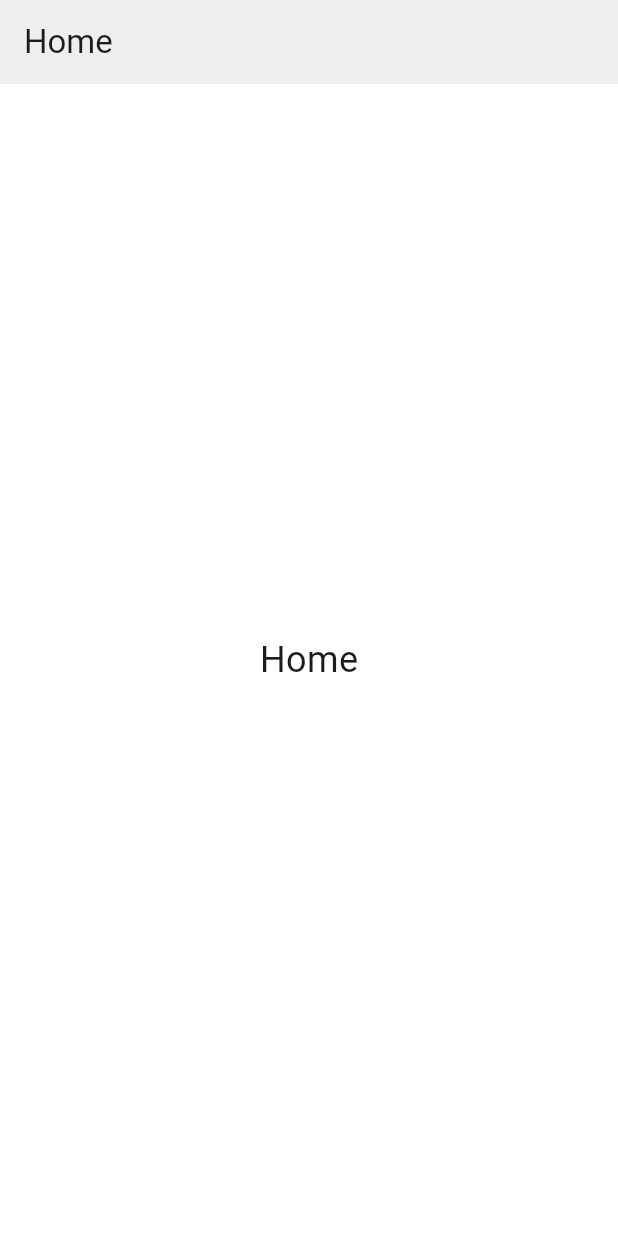
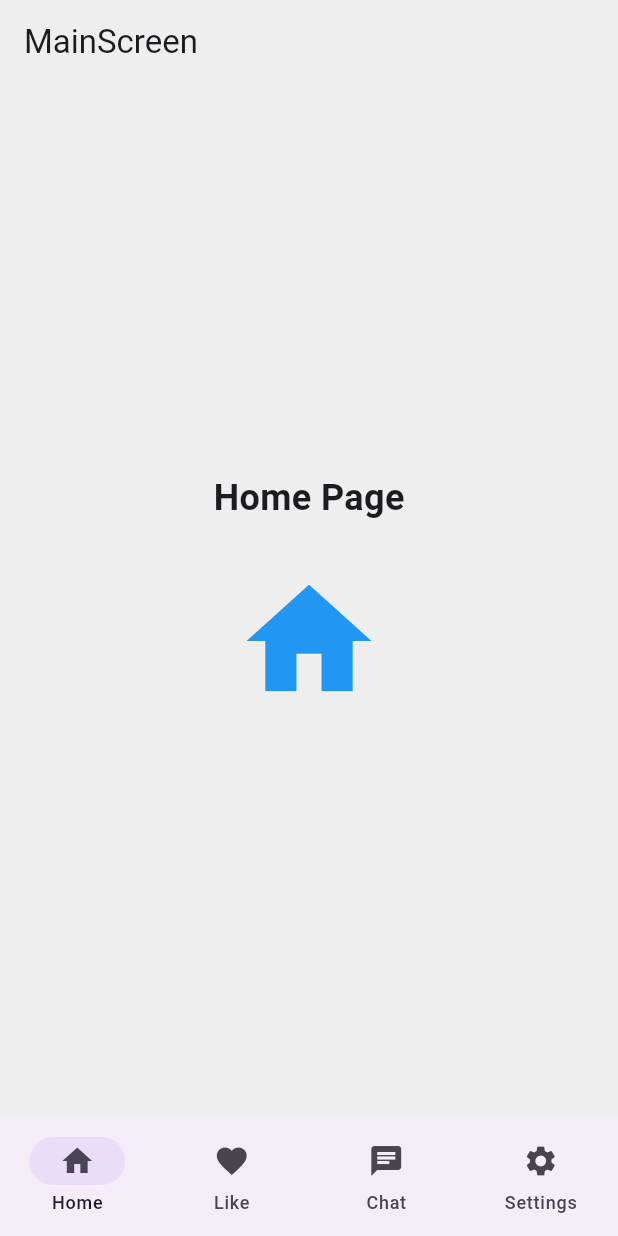
Before and after one commit to arxivj/Untitled, a Flutter app: the screen it shows after launch, on a phone screen of 412 x 824 dp. Run offline on Flutter 3.47's test engine with Material 3 defaults, Android fonts, the phone set to English and light mode, and no system bars.

Commit message:
Feat: 페이지 전환 효과 및 테마 구현 리펙토링
- 페이지 전환 애니메이션을 위해 `animations` 패키지 및 `AnimatedSwitcher`를 사용하여 부드럽게 전환되도록 구현
- 앱 전반에 걸쳐 일관된 전환효과를 위해 `AppTheme`에 `SharedAxisPageTransitionsBuilder`를 추가
- `LightAppTheme` 및 `DarkAppTheme`를 리팩토링하여 `AppTheme`을 상속하고 `ThemeData`를 커스터마이즈 (상세 기능 미구현)
- `MainScreen`에 애니메이션 전환 효과를 적용

```diff
--- a/lib/main.dart
+++ b/lib/main.dart
@@ -1,3 +1,4 @@
+import 'package:animations/animations.dart';
 import 'package:flutter/material.dart';
 import 'package:provider/provider.dart';
 import 'package:untitled/presenter/themes/mode/dark_app_theme.dart';
@@ -28,7 +29,79 @@ class MyApp extends StatelessWidget {
       themeMode: themeProvider.themeMode,
       theme: LightAppTheme().themeData,
       darkTheme: DarkAppTheme().themeData,
-      home: const Home(),
+      home: const MainScreen(),
+    );
+  }
+}
+
+class MainScreen extends StatefulWidget {
+  const MainScreen({super.key});
+
+  @override
+  State<MainScreen> createState() => _MainScreenState();
+}
+
+class _MainScreenState extends State<MainScreen> {
+  int currentPageIndex = 0;
+
+  List<Widget> pages = const [
+    Home(),
+    Like(),
+    Chat(),
+    Settings(),
+  ];
+
+  @override
+  Widget build(BuildContext context) {
+    return SafeArea(
+      child: Scaffold(
+        backgroundColor: Colors.grey[200],
+        appBar: AppBar(
+          backgroundColor: Colors.transparent,
+          title: const Text('MainScreen'),
+          elevation: 0,
+        ),
+        body: AnimatedSwitcher(
+          duration: const Duration(milliseconds: 300),
+          transitionBuilder: (Widget child, Animation<double> animation) {
+            return FadeTransition(opacity: animation, child: child);
+          },
+          child: pages[currentPageIndex],
+        ),
+        bottomNavigationBar: Navigation(
+          currentPageIndex: currentPageIndex,
+          onDestinationSelected: (int index) {
+            setState(() {
+              currentPageIndex = index;
+            });
+          },
+        ),
+      ),
+    );
+  }
+}
+
+class Navigation extends StatelessWidget {
+  final int currentPageIndex;
+  final ValueChanged<int> onDestinationSelected;
+
+  const Navigation({
+    required this.currentPageIndex,
+    required this.onDestinationSelected,
+    super.key,
+  });
+
+  @override
+  Widget build(BuildContext context) {
+    return NavigationBar(
+      destinations: const [
+        NavigationDestination(icon: Icon(Icons.home), label: 'Home'),
+        NavigationDestination(icon: Icon(Icons.favorite), label: 'Like'),
+        NavigationDestination(icon: Icon(Icons.chat), label: 'Chat'),
+        NavigationDestination(icon: Icon(Icons.settings), label: 'Settings'),
+      ],
+      selectedIndex: currentPageIndex,
+      onDestinationSelected: onDestinationSelected,
     );
   }
 }
@@ -38,22 +111,112 @@ class Home extends StatelessWidget {
 
   @override
   Widget build(BuildContext context) {
-    return SafeArea(
-      child: Scaffold(
-        backgroundColor: Colors.grey[200],
-        appBar: AppBar(
-          backgroundColor: Colors.transparent,
-          title: const Text('Home'),
-          elevation: 0,
-        ),
-        body: Container(
-          color: Colors.white,
-          child: const Center(
-            child: Text(
-              'Home',
-              style: TextStyle(fontSize: 24),
+    return Center(
+      child: Column(
+        mainAxisAlignment: MainAxisAlignment.center,
+        children: [
+          const Text(
+            'Home Page',
+            style: TextStyle(fontSize: 24, fontWeight: FontWeight.bold),
+          ),
+          const SizedBox(height: 20),
+          IconButton(
+            onPressed: () {
+              Navigator.of(context).push(
+                MaterialPageRoute<void>(
+                  builder: (BuildContext context) => const NavigatorTestPage(),
+                ),
+              );
+            },
+            icon: const Icon(Icons.home, size: 100, color: Colors.blue),
+          ),
+        ],
+      ),
+    );
+  }
+}
+
+class Like extends StatelessWidget {
+  const Like({super.key});
+
+  @override
+  Widget build(BuildContext context) {
+    return const Center(
+      child: Column(
+        mainAxisAlignment: MainAxisAlignment.center,
+        children: [
+          Icon(Icons.favorite, size: 100, color: Colors.red),
+          SizedBox(height: 20),
+          Text(
+            'Favorite Stocks',
+            style: TextStyle(fontSize: 24, fontWeight: FontWeight.bold),
+          ),
+        ],
+      ),
+    );
+  }
+}
+
+class Chat extends StatelessWidget {
+  const Chat({super.key});
+
+  @override
+  Widget build(BuildContext context) {
+    return const Center(
+      child: Column(
+        mainAxisAlignment: MainAxisAlignment.center,
+        children: [
+          Icon(Icons.chat, size: 100, color: Colors.green),
+          SizedBox(height: 20),
+          Text(
+            'Let\'s Talk',
+            style: TextStyle(fontSize: 24, fontWeight: FontWeight.bold),
+          ),
+        ],
+      ),
+    );
+  }
+}
+
+class Settings extends StatelessWidget {
+  const Settings({super.key});
+
+  @override
+  Widget build(BuildContext context) {
+    return const Center(
+      child: Column(
+        mainAxisAlignment: MainAxisAlignment.center,
+        children: [
+          Icon(Icons.settings, size: 100, color: Colors.grey),
+          SizedBox(height: 20),
+          Text(
+            'App Settings',
+            style: TextStyle(fontSize: 24, fontWeight: FontWeight.bold),
+          ),
+        ],
+      ),
+    );
+  }
+}
+
+class NavigatorTestPage extends StatelessWidget {
+  const NavigatorTestPage({super.key});
+
+  @override
+  Widget build(BuildContext context) {
+    return Scaffold(
+      appBar: AppBar(
+        elevation: 0,
+      ),
+      body: const Center(
+        child: Column(
+          mainAxisAlignment: MainAxisAlignment.center,
+          children: [
+            Text(
+              'Test Success',
+              style: TextStyle(fontSize: 24, fontWeight: FontWeight.bold),
             ),
-          ),
+          ],
         ),
       ),
     );
--- a/lib/presenter/themes/app_theme.dart
+++ b/lib/presenter/themes/app_theme.dart
@@ -1,7 +1,19 @@
+import 'package:animations/animations.dart';
 import 'package:flutter/material.dart';
 
 class AppTheme extends ThemeExtension<AppTheme> {
-  ThemeData get themeData => ThemeData();
+  ThemeData get themeData => ThemeData().copyWith(
+        pageTransitionsTheme: const PageTransitionsTheme(
+          builders: <TargetPlatform, PageTransitionsBuilder>{
+            TargetPlatform.android: SharedAxisPageTransitionsBuilder(
+              transitionType: SharedAxisTransitionType.scaled,
+            ),
+            TargetPlatform.iOS: SharedAxisPageTransitionsBuilder(
+              transitionType: SharedAxisTransitionType.scaled,
+            ),
+          },
+        ),
+      );
 
   @override
   ThemeExtension<AppTheme> copyWith() {
--- a/lib/presenter/themes/mode/dark_app_theme.dart
+++ b/lib/presenter/themes/mode/dark_app_theme.dart
@@ -1,4 +1,9 @@
+import 'package:flutter/material.dart';
 import 'package:untitled/presenter/themes/app_theme.dart';
 
 class DarkAppTheme extends AppTheme {
+  @override
+  ThemeData get themeData => super.themeData.copyWith(
+        brightness: Brightness.dark,
+      );
 }
--- a/lib/presenter/themes/mode/light_app_theme.dart
+++ b/lib/presenter/themes/mode/light_app_theme.dart
@@ -1,4 +1,9 @@
+import 'package:flutter/material.dart';
 import 'package:untitled/presenter/themes/app_theme.dart';
 
 class LightAppTheme extends AppTheme {
+  @override
+  ThemeData get themeData => super.themeData.copyWith(
+        brightness: Brightness.light,
+      );
 }
--- a/pubspec.yaml
+++ b/pubspec.yaml
@@ -38,6 +38,7 @@ dependencies:
   cupertino_icons: ^1.0.6
   intl: ^0.19.0
   provider: ^6.1.2
+  animations: ^2.0.11
 
 dev_dependencies:
   flutter_test:
```
Also changed, not shown: lib/provider/theme_provider.dart (line endings or trailing spaces), pubspec.lock.
